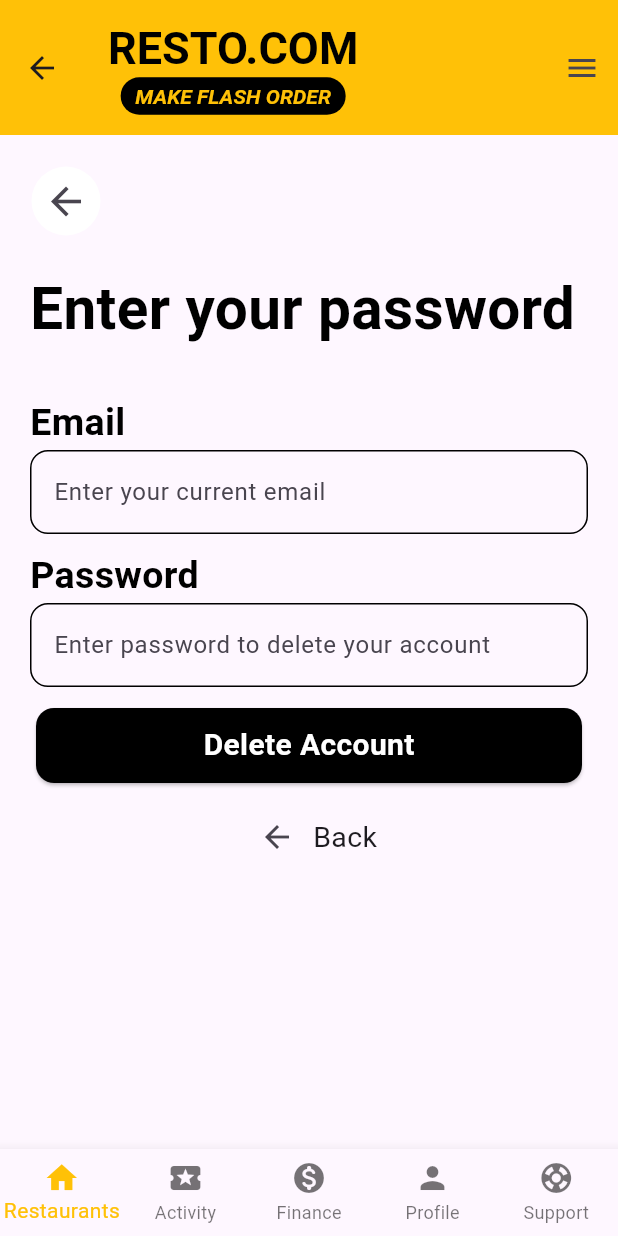
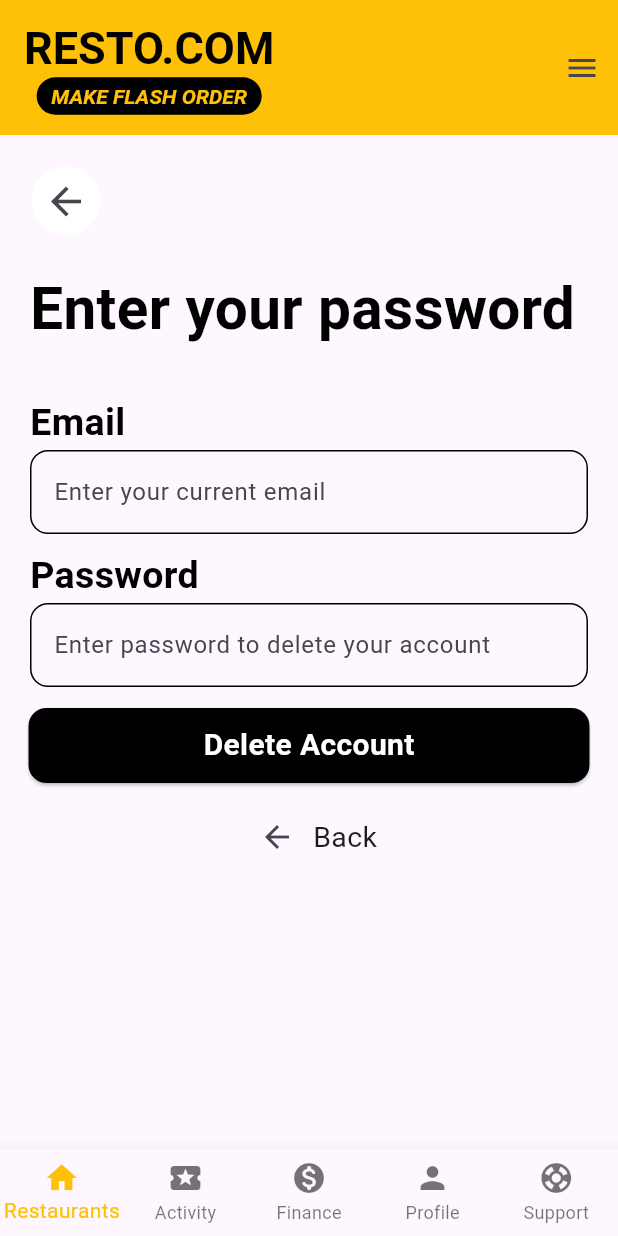
Before and after one commit to safwan119/Resto-app-for-practise, a Flutter app: the DeleteAccount screen opened directly, on a phone screen of 412 x 824 dp. Run offline on Flutter 3.47's test engine with Material 3 defaults, Android fonts, the phone set to English and light mode, and no system bars; our stand-ins replace firebase_auth, firebase_core, flutter_dotenv, flutter_rating, fluttertoast, font_awesome_flutter and 1 more; accounts and stored records are empty.

Commit message:
change in this file

```diff
--- a/lib/deletAcc.dart
+++ b/lib/deletAcc.dart
@@ -32,7 +32,7 @@
           }, child: Text("Cancel")),
           TextButton(onPressed: (){
             Navigator.pushReplacement(context, MaterialPageRoute(builder: (context)=>RestoApp()));
-          }, child: Text("Delete"))
+          }, child: Text("Confirm"))
         ],
       );
     });
@@ -65,6 +65,7 @@
   Widget build(BuildContext contex){
     return Scaffold(
       appBar: AppBar(
+        automaticallyImplyLeading: false,
         toolbarHeight: 90,
         title: Column(
           children: [
@@ -79,7 +80,6 @@
             Container(
               width: 150,
               height: 25,
-              // color: Colors.black,
               decoration: BoxDecoration(
                 color: Colors.black,
                 borderRadius: BorderRadius.circular(25),
@@ -89,7 +89,6 @@
                   "MAKE FLASH ORDER",
                   style: TextStyle(
                     color: Colors.amber,
-                    // backgroundColor: Colors.black,
                     fontSize: 14,
                     fontWeight: FontWeight.bold,
                     fontStyle: FontStyle.italic,
@@ -101,9 +100,11 @@
         ),
         backgroundColor: Colors.amber,
       ),
+
       endDrawer: Drawer1(),
       bottomNavigationBar: BottomNavigatorBar1(),
-      body: Column(
+      body: SingleChildScrollView(
+        child: Column(
           children: [
             SizedBox(height: 20,),
             Padding(
@@ -111,7 +112,9 @@
               child: Align(alignment: Alignment.centerLeft,
                 child: IconButton(
                   style: IconButton.styleFrom(backgroundColor: Colors.white,shape:CircleBorder()),
-                  onPressed: (){}, icon: Icon(Icons.arrow_back,size: 30,)),
+                    onPressed: (){
+                    Navigator.pop(context);
+                    }, icon: Icon(Icons.arrow_back,size: 30,)),
               ),
             ),
             SizedBox(height: 20,),
@@ -168,7 +171,7 @@
             ),
             SizedBox(height: 10,),
              Padding(
-             padding: const EdgeInsets.symmetric(horizontal: 20),
+               padding: const EdgeInsets.symmetric(horizontal: 15),
                child: Card(
                   child: InkWell(
                     child: Container(
@@ -184,9 +187,6 @@
                     ),
                     onTap: (){
                 DeleteAccount1();
-              // Navigator.push(context, MaterialPageRoute(builder: (contex){
-              //   return RestoApp();
-              // }));
                     },
                   ),
                 ),
@@ -204,6 +204,7 @@
 
           ],
         ),
+      ),
     );
 
   }
```
Lines whose indentation alone changed are shown as unchanged.
